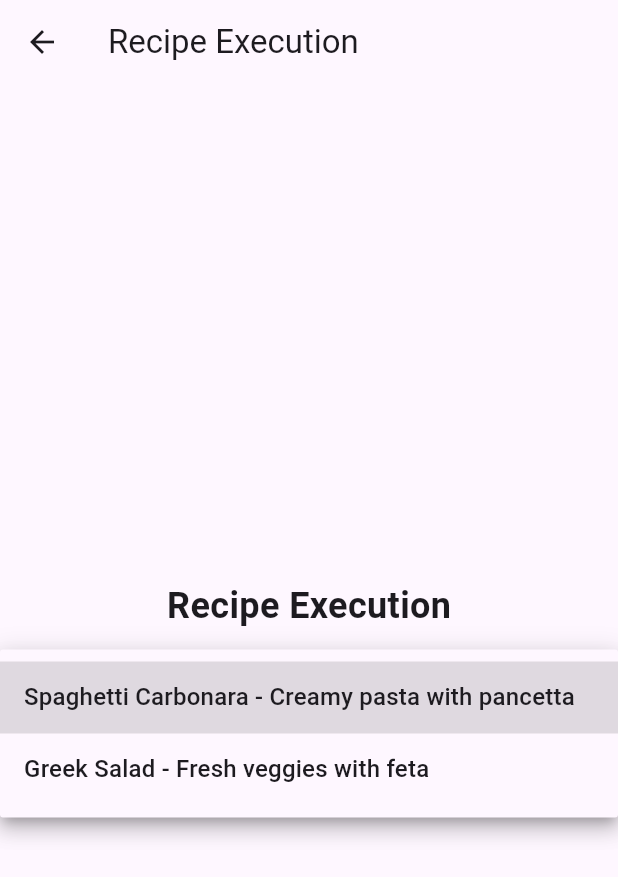
After one commit to NickVovos/Kinitos-kai-Diachytos-Ypologismos, a Flutter app: the RecipeExecutionPage screen opened by its route, after a tap on "Select a Recipe", on a phone screen of 412 x 824 dp. The commit adds this screen. Shown: the top 877 px of the screen. Run offline on Flutter 3.47's test engine with Material 3 defaults, Android fonts, the phone set to English and light mode, and no system bars; our stand-ins replace font_awesome_flutter, image_picker.

Commit message:
adds recipe execution

```diff
--- a/recipemanagement/lib/main.dart
+++ b/recipemanagement/lib/main.dart
@@ -1,4 +1,5 @@
 import 'package:flutter/material.dart';
+import 'package:recipemanagement/pages/recipe_execution_page.dart';
 import 'package:recipemanagement/pages/recipe_management_page.dart';
 import 'pages/home_page.dart';
 import 'pages/recipe_edit_page.dart';
@@ -19,8 +20,8 @@ class MyApp extends StatelessWidget {
       home: HomePage(), // Home is specified here
       routes: {
         '/recipeEdit': (context) => RecipeEditPage(),
-          '/recipeManagement': (context) => RecipeManagementPage(),
-        // '/recipeExecution': (context) => RecipeExecutionPage(),
+        '/recipeManagement': (context) => RecipeManagementPage(),
+        '/recipeExecution': (context) => RecipeExecutionPage(),
       },
     );
   }
--- /dev/null
+++ b/recipemanagement/lib/models/recipe_model.dart
@@ -0,0 +1,38 @@
+class RecipeModel {
+  final int id;
+  final String name;
+  final String description;
+  final List<String> images;
+  final List<RecipeStep> steps;
+
+  RecipeModel({
+    required this.id,
+    required this.name,
+    required this.description,
+    required this.images,
+    required this.steps,
+  });
+}
+
+class RecipeStep {
+  final String title;
+  final String description;
+  final int duration;
+  final List<String> images;
+  final List<StepIngredient> ingredients;
+
+  RecipeStep({
+    required this.title,
+    required this.description,
+    required this.duration,
+    required this.images,
+    required this.ingredients,
+  });
+}
+
+class StepIngredient {
+  final String name;
+  final String quantity;
+
+  StepIngredient({required this.name, required this.quantity});
+}
--- /dev/null
+++ b/recipemanagement/lib/pages/recipe_execution_page.dart
@@ -0,0 +1,114 @@
+import 'package:flutter/material.dart';
+import 'package:recipemanagement/models/recipe_model.dart';
+import 'step_execution_page.dart';
+
+class RecipeExecutionPage extends StatefulWidget {
+  @override
+  _RecipeExecutionPageState createState() => _RecipeExecutionPageState();
+}
+
+class _RecipeExecutionPageState extends State<RecipeExecutionPage> {
+  List<RecipeModel> allRecipes = []; // Populate from your data source
+  RecipeModel? selectedRecipe;
+
+  @override
+  void initState() {
+    super.initState();
+    loadRecipes();
+  }
+
+  void loadRecipes() {
+    // Replace this with your DB/API call
+    setState(() {
+      allRecipes = [
+        RecipeModel(
+          id: 1,
+          name: 'Spaghetti Carbonara',
+          description: 'Creamy pasta with pancetta',
+          images: ['assets/images/carbonara1.jpg', 'assets/images/carbonara2.jpg'],
+          steps: [],
+        ),
+        RecipeModel(
+          id: 2,
+          name: 'Greek Salad',
+          description: 'Fresh veggies with feta',
+          images: ['assets/images/salad.jpg'],
+          steps: [],
+        ),
+      ];
+    });
+  }
+
+  @override
+  Widget build(BuildContext context) {
+    return Scaffold(
+      appBar: AppBar(title: const Text("Recipe Execution")),
+      body: Center(
+        child: SingleChildScrollView(
+          child: Column(
+            children: [
+              const SizedBox(height: 16),
+              const Text(
+                'Recipe Execution',
+                style: TextStyle(fontSize: 24, fontWeight: FontWeight.bold),
+              ),
+              const SizedBox(height: 20),
+
+              // Dropdown
+              DropdownButton<RecipeModel>(
+                value: selectedRecipe,
+                hint: const Text('Select a Recipe'),
+                items: allRecipes
+                    .map((r) => DropdownMenuItem(
+                          value: r,
+                          child: Text('${r.name} - ${r.description}'),
+                        ))
+                    .toList(),
+                onChanged: (value) {
+                  setState(() => selectedRecipe = value);
+                },
+              ),
+              const SizedBox(height: 20),
+
+              if (selectedRecipe != null && selectedRecipe!.images.isNotEmpty)
+                SizedBox(
+                  height: 250,
+                  child: PageView(
+                    children: selectedRecipe!.images
+                        .map((img) => Padding(
+                              padding: const EdgeInsets.all(8.0),
+                              child: ClipRRect(
+                                borderRadius: BorderRadius.circular(12),
+                                child: Image.asset(
+                                  img,
+                                  fit: BoxFit.cover,
+                                ),
+                              ),
+                            ))
+                        .toList(),
+                  ),
+                ),
+
+              if (selectedRecipe != null)
+                Padding(
+                  padding: const EdgeInsets.only(top: 30.0),
+                  child: ElevatedButton(
+                    style: ElevatedButton.styleFrom(backgroundColor: Colors.amber),
+                    onPressed: () {
+                      Navigator.push(
+                        context,
+                        MaterialPageRoute(
+                          builder: (_) => StepExecutionPage(recipe: selectedRecipe!),
+                        ),
+                      );
+                    },
+                    child: const Text("Begin Recipe"),
+                  ),
+                ),
+            ],
+          ),
+        ),
+      ),
+    );
+  }
+}
```
Also changed, not shown: recipemanagement/lib/pages/step_execution_page.dart (added, +126 -0 lines).
